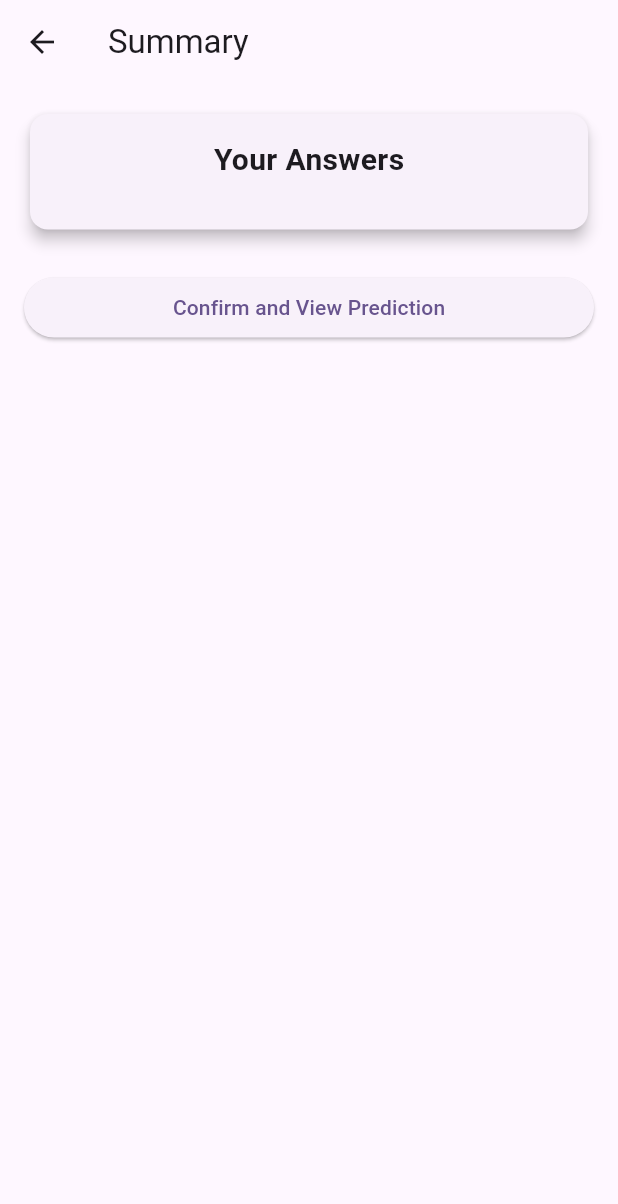
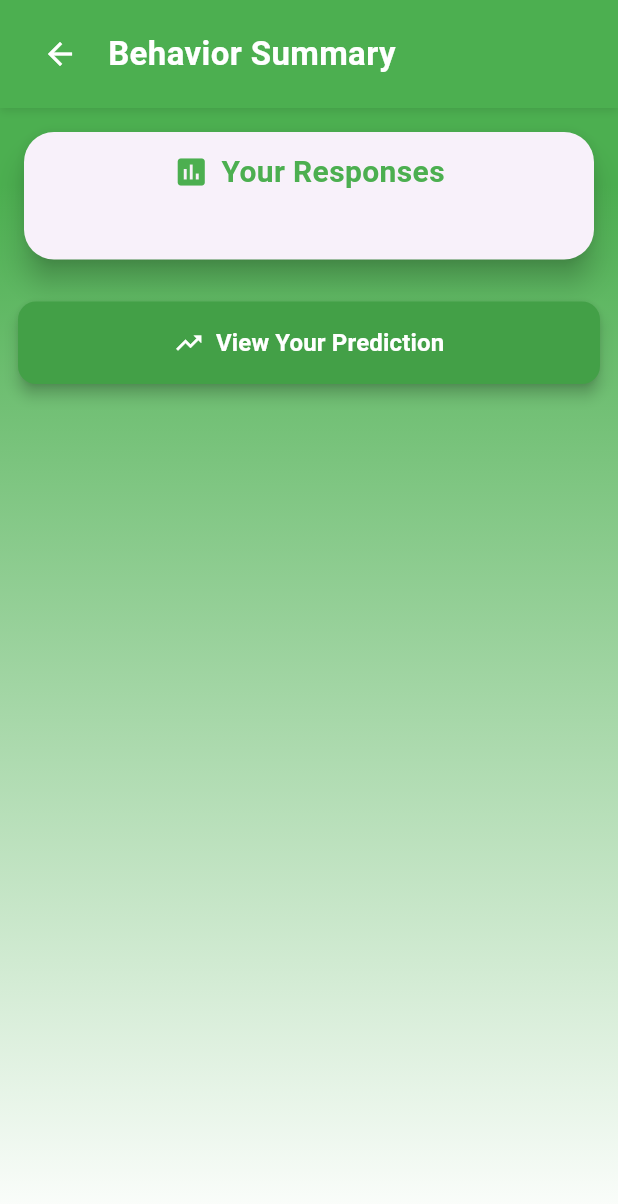
Before and after one commit to IT21161674/Ayuraura, a Flutter app: the BehaviorSummery screen opened directly with empty values, on a phone screen of 412 x 824 dp. Shown: the top 1204 px of the screen. Run offline on Flutter 3.47's test engine with Material 3 defaults, Android fonts, the phone set to English and light mode, and no system bars; our stand-ins replace bottom_navy_bar, camera, charts_flutter, cloud_firestore, equatable, firebase_auth and 8 more; missing offline and left inert: mobile_app, stress_management, zoom_widget; accounts and stored records are empty.

Commit message:
behaviour summary layout design updated

```diff
--- a/frontend/lib/pages/main_pages/behaviors/behavior_summery.dart
+++ b/frontend/lib/pages/main_pages/behaviors/behavior_summery.dart
@@ -1,5 +1,5 @@
 import 'package:flutter/material.dart';
-import 'package:stress_management/pages/main_pages/behaviors/PredictionPage.dart'; // Import PredictionPage
+import 'package:stress_management/pages/main_pages/behaviors/prediction_page.dart'; // Import PredictionPage
 
 class BehaviorSummery extends StatelessWidget {
   final Map<int, double> answers;
@@ -14,17 +14,138 @@ class BehaviorSummery extends StatelessWidget {
   @override
   Widget build(BuildContext context) {
     return Scaffold(
-      appBar: AppBar(title: const Text('Summary')),
-      body: SingleChildScrollView(
-        padding: const EdgeInsets.all(16.0),
+      body: Container(
+        decoration: BoxDecoration(
+          gradient: LinearGradient(
+            begin: Alignment.topCenter,
+            end: Alignment.bottomCenter,
+            colors: [Colors.green, Colors.white],
+            stops: [0.15, 1.0],
+          ),
+        ),
+        child: SafeArea(
+          child: Column(
+            children: [
+              Container(
+                padding: const EdgeInsets.symmetric(horizontal: 16.0, vertical: 12.0),
+                decoration: BoxDecoration(
+                  color: Colors.green,
+                  boxShadow: [
+                    BoxShadow(
+                      color: Colors.black.withOpacity(0.1),
+                      blurRadius: 4,
+                      offset: Offset(0, 2),
+                    ),
+                  ],
+                ),
+                child: Row(
+                  children: [
+                    IconButton(
+                      icon: Icon(Icons.arrow_back, color: Colors.white),
+                      onPressed: () => Navigator.of(context).pop(),
+                      padding: EdgeInsets.zero,
+                      constraints: BoxConstraints(),
+                    ),
+                    SizedBox(width: 8),
+                    Text(
+                      'Behavior Summary',
+                      style: TextStyle(
+                        fontSize: 22,
+                        fontWeight: FontWeight.bold,
+                        color: Colors.white,
+                      ),
+                    ),
+                  ],
+                ),
+              ),
+              Expanded(
+                child: SingleChildScrollView(
+                  padding: const EdgeInsets.all(12.0),
                   child: Column(
                     crossAxisAlignment: CrossAxisAlignment.stretch,
                     children: [
-            _buildAnswersSection(),
-            const SizedBox(height: 24),
+                      Card(
+                        elevation: 8,
+                        shape: RoundedRectangleBorder(
+                          borderRadius: BorderRadius.circular(20),
+                        ),
+                        child: Padding(
+                          padding: const EdgeInsets.all(12.0),
+                          child: Column(
+                            children: [
+                              Row(
+                                mainAxisAlignment: MainAxisAlignment.center,
+                                children: [
+                                  Icon(Icons.assessment, color: Colors.green, size: 24),
+                                  SizedBox(width: 8),
+                                  Text(
+                                    'Your Responses',
+                                    style: TextStyle(
+                                      fontSize: 20,
+                                      fontWeight: FontWeight.bold,
+                                      color: Colors.green,
+                                    ),
+                                  ),
+                                ],
+                              ),
+                              SizedBox(height: 32),
+                              ListView.separated(
+                                shrinkWrap: true,
+                                physics: const NeverScrollableScrollPhysics(),
+                                itemCount: questions.length,
+                                separatorBuilder: (context, index) => Divider(
+                                  color: Colors.green[100],
+                                  thickness: 1,
+                                  height: 24,
+                                ),
+                                itemBuilder: (context, index) => Row(
+                                  crossAxisAlignment: CrossAxisAlignment.start,
+                                  children: [
+                                    Expanded(
+                                      flex: 7,
+                                      child: Text(
+                                        questions[index]['text'],
+                                        style: TextStyle(
+                                          fontSize: 17,
+                                          color: Colors.grey[800],
+                                          fontWeight: FontWeight.w500,
+                                        ),
+                                      ),
+                                    ),
+                                    SizedBox(width: 20),
+                                    Container(
+                                      padding: EdgeInsets.symmetric(horizontal: 18, vertical: 10),
+                                      decoration: BoxDecoration(
+                                        color: Colors.green[50],
+                                        borderRadius: BorderRadius.circular(14),
+                                        border: Border.all(color: Colors.green),
+                                      ),
+                                      child: Row(
+                                        mainAxisSize: MainAxisSize.min,
+                                        children: [
+                                          Icon(Icons.check_circle, color: Colors.green, size: 22),
+                                          SizedBox(width: 10),
+                                          Text(
+                                            answers[index]?.toStringAsFixed(1) ?? '0.0',
+                                            style: TextStyle(
+                                              fontSize: 19,
+                                              fontWeight: FontWeight.bold,
+                                              color: Colors.green,
+                                            ),
+                                          ),
+                                        ],
+                                      ),
+                                    ),
+                                  ],
+                                ),
+                              ),
+                            ],
+                          ),
+                        ),
+                      ),
+                      SizedBox(height: 24),
                       ElevatedButton(
                         onPressed: () {
-                // Navigate to PredictionPage
                           Navigator.push(
                             context,
                             MaterialPageRoute(
@@ -35,42 +156,38 @@ class BehaviorSummery extends StatelessWidget {
                             ),
                           );
                         },
-              child: const Text('Confirm and View Prediction'),
+                        style: ElevatedButton.styleFrom(
+                          primary: Colors.green[600],
+                          onPrimary: Colors.white,
+                          padding: EdgeInsets.symmetric(vertical: 16),
+                          shape: RoundedRectangleBorder(
+                            borderRadius: BorderRadius.circular(12),
+                          ),
+                          elevation: 4,
+                        ),
+                        child: Row(
+                          mainAxisAlignment: MainAxisAlignment.center,
+                          children: [
+                            Icon(Icons.trending_up, size: 20),
+                            SizedBox(width: 8),
+                            Text(
+                              'View Your Prediction',
+                              style: TextStyle(
+                                fontSize: 16,
+                                fontWeight: FontWeight.bold,
+                              ),
                             ),
                           ],
                         ),
                       ),
-    );
-  }
-
-  Widget _buildAnswersSection() {
-    return Card(
-      elevation: 4,
-      child: Padding(
-        padding: const EdgeInsets.all(16.0),
-        child: Column(
-          children: [
-            const Text(
-              'Your Answers',
-              style: TextStyle(fontSize: 20, fontWeight: FontWeight.bold),
-            ),
-            const SizedBox(height: 16),
-            ListView.separated(
-              shrinkWrap: true,
-              physics: const NeverScrollableScrollPhysics(),
-              itemCount: questions.length,
-              separatorBuilder: (context, index) => const Divider(),
-              itemBuilder: (context, index) => ListTile(
-                title: Text(questions[index]['text']),
-                trailing: Text(
-                  answers[index]?.toStringAsFixed(1) ?? '0.0',
-                  style: const TextStyle(fontSize: 16),
+                    ],
                   ),
                 ),
               ),
             ],
           ),
         ),
+      ),
     );
   }
 }
```
Lines whose indentation alone changed are shown as unchanged.
